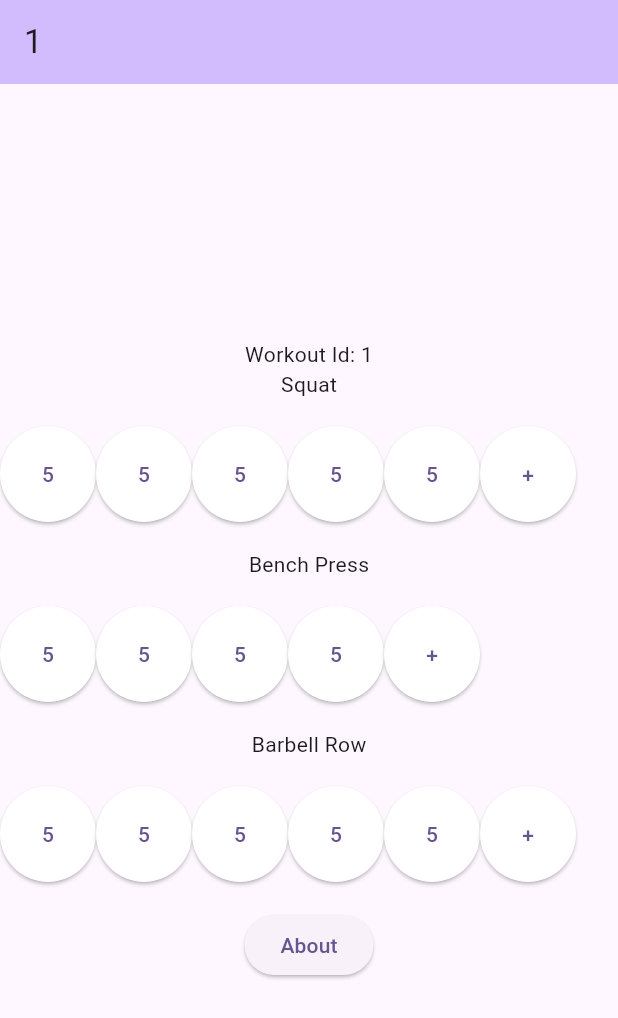
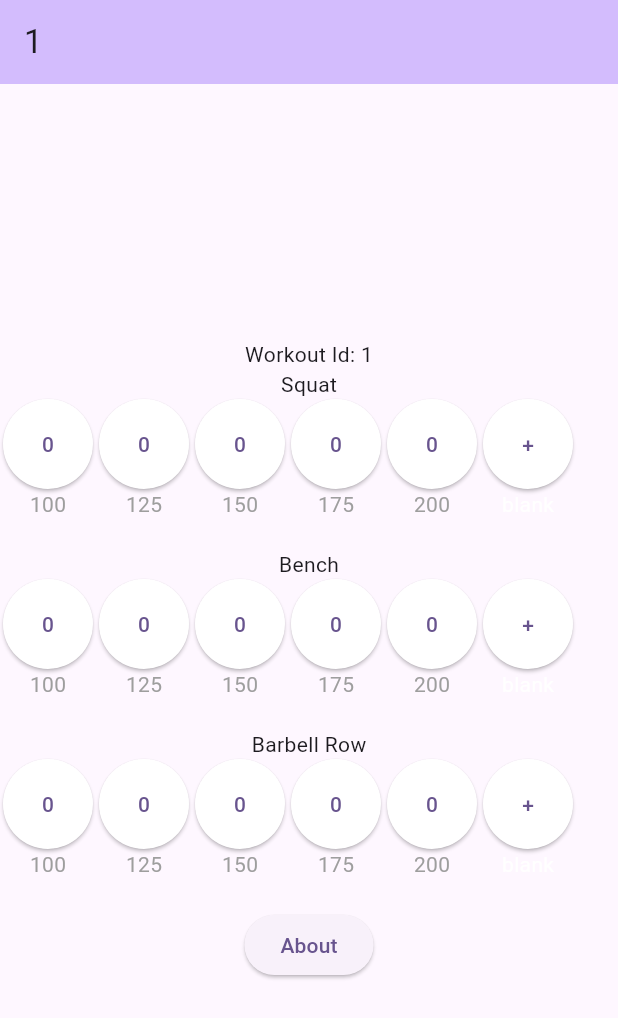
Before and after one commit to ThaterTech/hype_man, a Flutter app: the screen it shows after launch, on a phone screen of 412 x 824 dp. Shown: the top 1018 px of the screen. Run offline on Flutter 3.47's test engine with Material 3 defaults, Android fonts, the light colour scheme and no system bars.

Commit message:
Applied new Workout and Set models to Exercise Panel
- Updated Set_button, and exercise panel with new models
- Added position update to add_set_button
- Added weight under set to set_button

```diff
--- a/lib/components/add_set_button.dart
+++ b/lib/components/add_set_button.dart
@@ -8,7 +8,7 @@ class AddSetButton extends StatelessWidget {
   @override
   Widget build(BuildContext context) {
 
-    return
+    return Column(children: [
       ElevatedButton(
         onPressed: () {
           callback();
@@ -23,6 +23,9 @@ class AddSetButton extends StatelessWidget {
           }),
         ),
         child: const Text('+'),
-      );
+      ),
+      const Text('blank',
+        style: TextStyle(color: Colors.white),)
+      ],);
   }
 }
--- a/lib/components/exercise_panel.dart
+++ b/lib/components/exercise_panel.dart
@@ -1,53 +1,57 @@
 import 'package:flutter/material.dart';
 import 'package:hype_man/components/add_set_button.dart';
 import 'package:hype_man/components/set_button.dart';
+import 'package:hype_man/models/workout.dart';
+import 'package:hype_man/models/workout_set.dart';
 
 class ExercisePanel extends StatefulWidget {
 
   const ExercisePanel({super.key,
-    required this.setName,
-    required this.repCount,
-    required this.setCount,
-    required this.setWeight,
+    required this.workout
   });
 
-  final String setName;
-  final int repCount;
-  final int setCount;
-  final int setWeight;
+  final Workout workout;
 
   @override
   State<ExercisePanel> createState() => _ExercisePanelState();
 }
 
 class _ExercisePanelState extends State<ExercisePanel> {
-  bool loading = true;
   String setName = '';
-  int repCount = 0, setCount = 0, setWeight = 0;
+  List<WorkoutSet> sets = [];
   List<Widget> setList = [];
 
   @override
   void initState() {
     super.initState();
-    setName = widget.setName;
-    repCount = widget.repCount;
-    setCount = widget.setCount;
-    setWeight = widget.setWeight;
+    setName = widget.workout.name;
+    sets = widget.workout.sets;
   }
 
   void onPressed() {
   }
 
+  // Clones the last set, and add to the end
   void addSetCallback() {
+    WorkoutSet lastSet = sets.last;
+    WorkoutSet newSet = WorkoutSet(
+      id: lastSet.id + 1,
+      targetReps: lastSet.targetReps,
+      actualReps: 0,
+      weight: lastSet.weight
+    );
+
     setState(() {
-      setCount++;
+      sets.add(newSet);
     });
   }
 
   List<Widget> _createChildren() {
-    List<Widget> list = List<Widget>.generate(setCount, (int index) {
-      return SetButton(repCount: repCount);
-    });
+    List<Widget> list = <Widget>[
+      for(var set in sets )
+        SetButton(set: set, enabled: true)
+    ];
+
     list.add(AddSetButton(callback: addSetCallback));
     return list;
   }
@@ -56,7 +60,7 @@ class _ExercisePanelState extends State<ExercisePanel> {
   Widget build(BuildContext context) {
     return Column(
       children: <Widget>[
-        Text(widget.setName),
+        Text(setName),
         SizedBox(
           height: 100,
           child: ListView(
--- a/lib/components/set_button.dart
+++ b/lib/components/set_button.dart
@@ -1,53 +1,63 @@
 import 'package:flutter/material.dart';
+import 'package:hype_man/models/workout_set.dart';
 
 class SetButton extends StatefulWidget {
 
-  const SetButton({super.key, required this.repCount});
+  const SetButton({super.key, required this.set, required this.enabled});
 
-  final int repCount;
+  final WorkoutSet set;
+  final bool enabled;
 
   @override
   State<SetButton> createState() => _SetButtonState();
 }
 
 class _SetButtonState extends State<SetButton> {
-    int initalRepCount = 0, repCount = 0;
+    WorkoutSet? set;
+    bool enabled = false;
 
     @override
     void initState() {
       super.initState();
-      initalRepCount = widget.repCount;
-      repCount = widget.repCount;
+      set = widget.set;
+      enabled = widget.enabled;
     }
 
     void onPressed() {
-      if (repCount == 0) {
+      if (set?.actualReps == 0) {
         setState(() {
-          repCount = initalRepCount;
+          set?.actualReps = set?.targetReps ?? 0;
         });
       } else {
         setState(() {
-          repCount--;
+          set?.actualReps--;
         });
-        debugPrint('onPressed clicked: $repCount, $initalRepCount');
       }
     }
 
   @override
   Widget build(BuildContext context) {
-    return
+    return Column(children: [
       ElevatedButton(
-        onPressed: onPressed,
+        onPressed: !enabled ? null : onPressed,
         style: ButtonStyle(
           shape: MaterialStateProperty.all(const CircleBorder()),
           padding: MaterialStateProperty.all(const EdgeInsets.all(20)),
-          backgroundColor: MaterialStateProperty.all(Colors.white),
+          backgroundColor: MaterialStateProperty.all(
+            enabled ? Colors.white : Colors.white10),
           overlayColor: MaterialStateProperty.resolveWith<Color?>((states) {
+            if (!enabled) return null;
             if (states.contains(MaterialState.pressed)) return Colors.redAccent;
             return null;
           }),
         ),
-        child: Text('$repCount'),
-      );
+        child: Text('${set?.actualReps}'),
+      ),
+      Text(
+        '${set?.weight}',
+        style: const TextStyle(
+          color: Colors.grey
+        ),)
+      ]);
   }
 }
--- a/lib/pages/workout_page.dart
+++ b/lib/pages/workout_page.dart
@@ -1,6 +1,8 @@
 import 'package:flutter/material.dart';
 import 'package:hype_man/components/about_dialog_button.dart';
 import 'package:hype_man/components/exercise_panel.dart';
+import 'package:hype_man/models/workout.dart';
+import 'package:hype_man/models/workout_set.dart';
 
 class WorkoutPage extends StatefulWidget {
 
@@ -30,9 +32,27 @@ class _WorkoutPageState extends State<WorkoutPage> {
             Text(
               'Workout Id: $id',
             ),
-            const ExercisePanel(setName: 'Squat', repCount: 5, setCount: 5, setWeight: 305),
-            const ExercisePanel(setName: 'Bench Press', repCount: 5, setCount: 4, setWeight: 225),
-            const ExercisePanel(setName: 'Barbell Row', repCount: 5, setCount: 5, setWeight: 195),
+            ExercisePanel(workout: Workout(id: 1, name: 'Squat', sets: [
+              WorkoutSet(id: 1, targetReps: 5, actualReps: 0, weight: 100),
+              WorkoutSet(id: 2, targetReps: 5, actualReps: 0, weight: 125),
+              WorkoutSet(id: 3, targetReps: 5, actualReps: 0, weight: 150),
+              WorkoutSet(id: 4, targetReps: 5, actualReps: 0, weight: 175),
+              WorkoutSet(id: 5, targetReps: 5, actualReps: 0, weight: 200),
+            ])),
+            ExercisePanel(workout: Workout(id: 1, name: 'Bench', sets: [
+              WorkoutSet(id: 1, targetReps: 5, actualReps: 0, weight: 100),
+              WorkoutSet(id: 2, targetReps: 5, actualReps: 0, weight: 125),
+              WorkoutSet(id: 3, targetReps: 5, actualReps: 0, weight: 150),
+              WorkoutSet(id: 4, targetReps: 5, actualReps: 0, weight: 175),
+              WorkoutSet(id: 5, targetReps: 5, actualReps: 0, weight: 200),
+            ])),
+            ExercisePanel(workout: Workout(id: 1, name: 'Barbell Row', sets: [
+              WorkoutSet(id: 1, targetReps: 5, actualReps: 0, weight: 100),
+              WorkoutSet(id: 2, targetReps: 5, actualReps: 0, weight: 125),
+              WorkoutSet(id: 3, targetReps: 5, actualReps: 0, weight: 150),
+              WorkoutSet(id: 4, targetReps: 5, actualReps: 0, weight: 175),
+              WorkoutSet(id: 5, targetReps: 5, actualReps: 0, weight: 200),
+            ])),
             const AboutDialogButton(),
           ],
         ),
```
